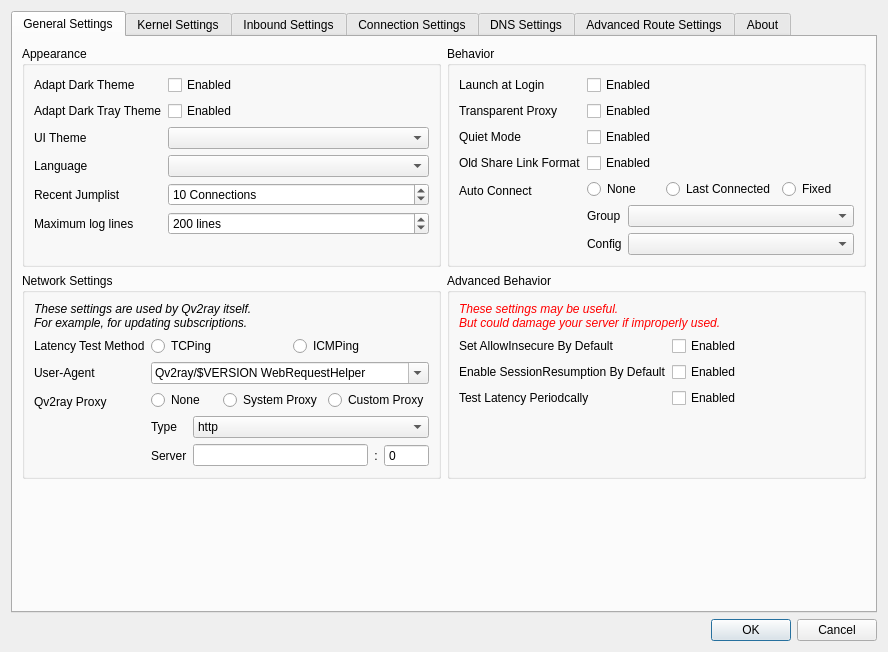
Before: the Qt Designer form src/ui/windows/w_PreferencesWindow.ui in Qv2ray/Qv2ray, drawn with Qt 5.
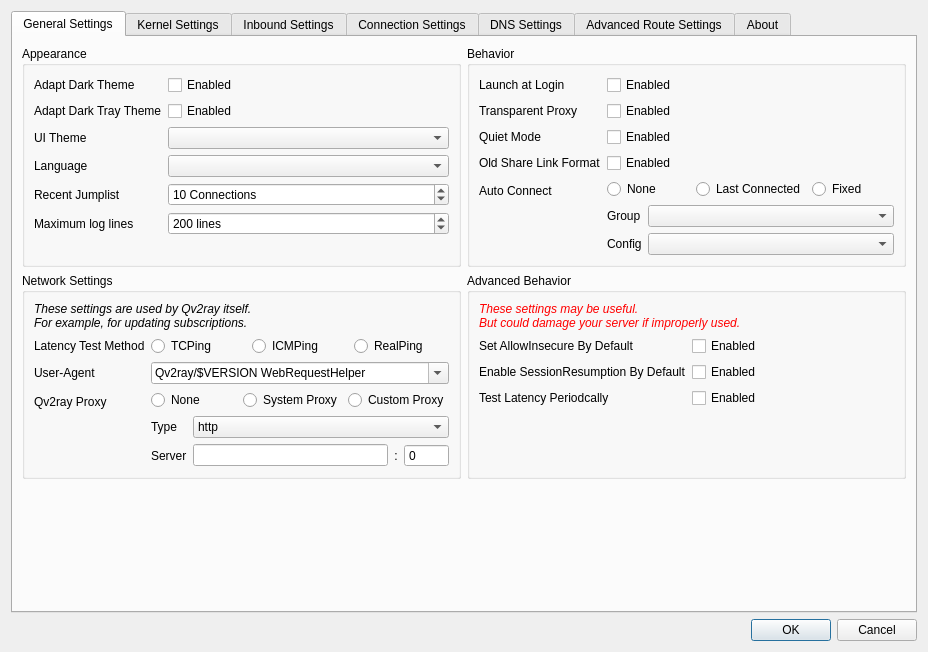
After: the same form once the commit is applied. Icons and pictures are not drawn.

Patch:
```diff
--- a/src/ui/windows/w_PreferencesWindow.ui
+++ b/src/ui/windows/w_PreferencesWindow.ui
@@ -9,7 +9,7 @@
    <rect>
     <x>0</x>
     <y>0</y>
-    <width>888</width>
+    <width>928</width>
     <height>652</height>
    </rect>
   </property>
@@ -433,6 +433,13 @@
                 </property>
                </widget>
               </item>
+              <item>
+               <widget class="QRadioButton" name="latencyRealPingRB">
+                <property name="text">
+                 <string>RealPing</string>
+                </property>
+               </widget>
+              </item>
              </layout>
             </item>
             <item row="3" column="0">
```
Left out of the diff: 4 changed lines with no effect on the pictures.
